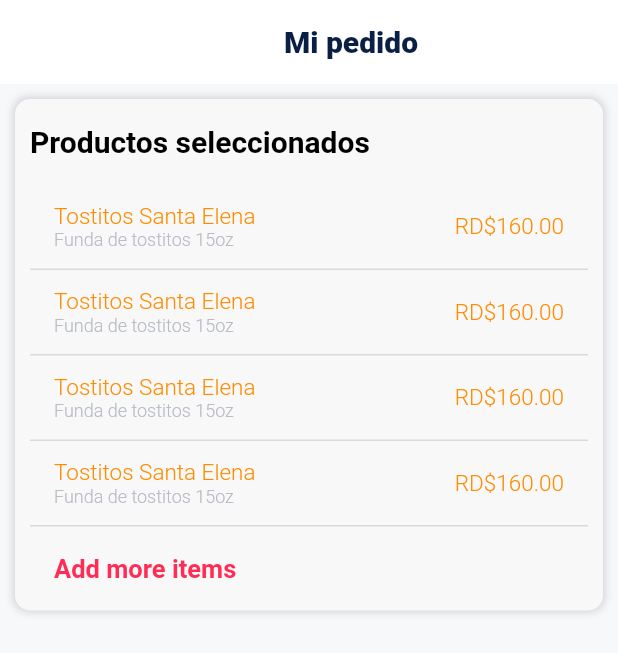
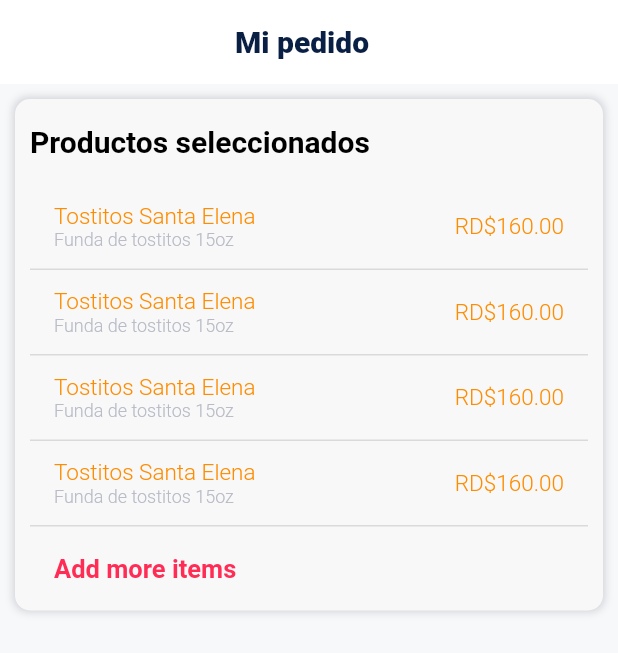
Before and after one commit to Laura2552/RapiDeliMarketApp, a Flutter app: the MyOrderTab screen opened by its route, on a phone screen of 412 x 824 dp. Shown: the top 653 px of the screen. Run offline on Flutter 3.47's test engine with Material 2 defaults, Android fonts, the phone set to English and light mode, and no system bars; our stand-ins replace flutter_swiper; missing offline and left inert: dart:ffi; network calls fail.

Commit message:
update jevi

```diff
--- a/lib/src/features/presentation/tabs/my_order_tab/View/my_order_tab.dart
+++ b/lib/src/features/presentation/tabs/my_order_tab/View/my_order_tab.dart
@@ -23,7 +23,7 @@
             elevation: 0.5,
             leading: Text(''),
             backgroundColor: white,
-            title: Center(child: headerText(texto: 'Mi pedido', color: primaryColor, fontSize: 20, fontWeight: FontWeight.w800))),
+            title: headerText(texto: '                 Mi pedido', color: primaryColor, fontSize: 20, fontWeight: FontWeight.w800)),
           SliverList(delegate: SliverChildListDelegate(
             [
               Padding(
```
